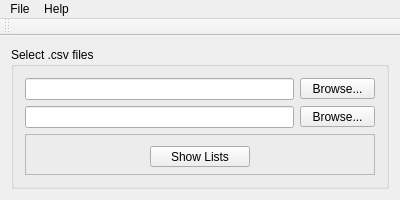
The window that qt_IMDb/qt_IMDb/qt_imdb.ui (treetoon/IMDb-Comparator) describes before a commit, drawn with Qt 5.
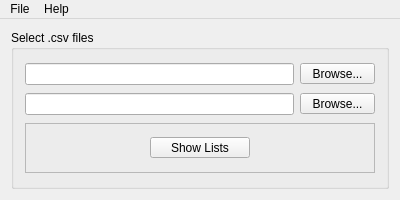
The same window after the commit. Icons and pictures are not drawn.

Diff of the .ui file:
```diff
--- a/qt_IMDb/qt_IMDb/qt_imdb.ui
+++ b/qt_IMDb/qt_IMDb/qt_imdb.ui
@@ -170,14 +170,6 @@
    <addaction name="menuFile"/>
    <addaction name="menuHelp"/>
   </widget>
-  <widget class="QToolBar" name="mainToolBar">
-   <attribute name="toolBarArea">
-    <enum>TopToolBarArea</enum>
-   </attribute>
-   <attribute name="toolBarBreak">
-    <bool>false</bool>
-   </attribute>
-  </widget>
   <action name="actionExit">
    <property name="text">
     <string>Exit</string>
```
